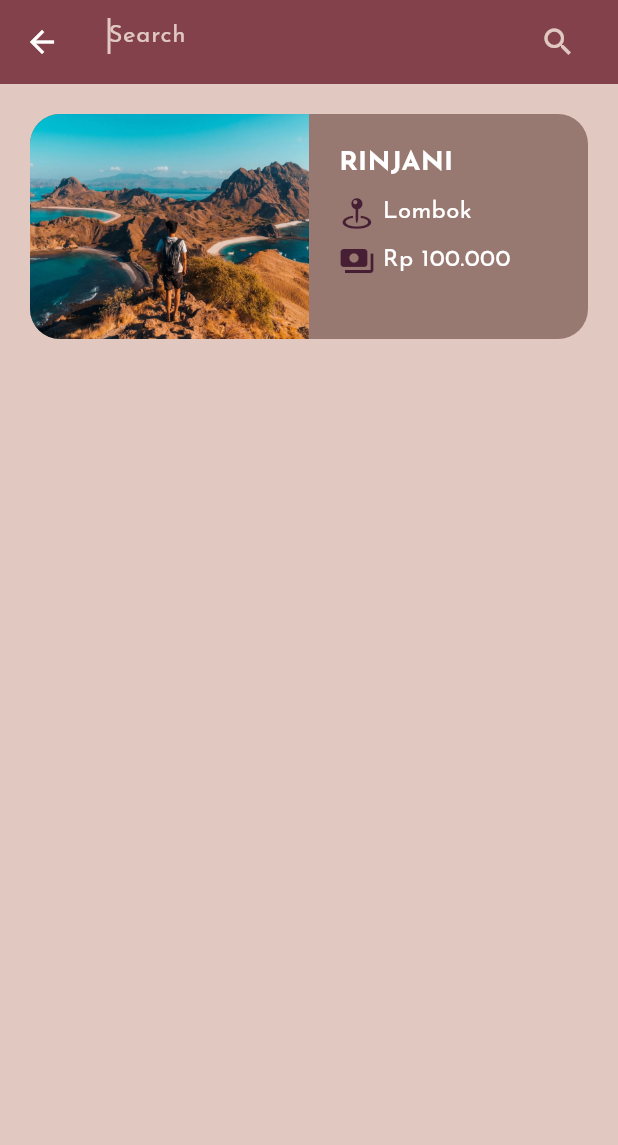
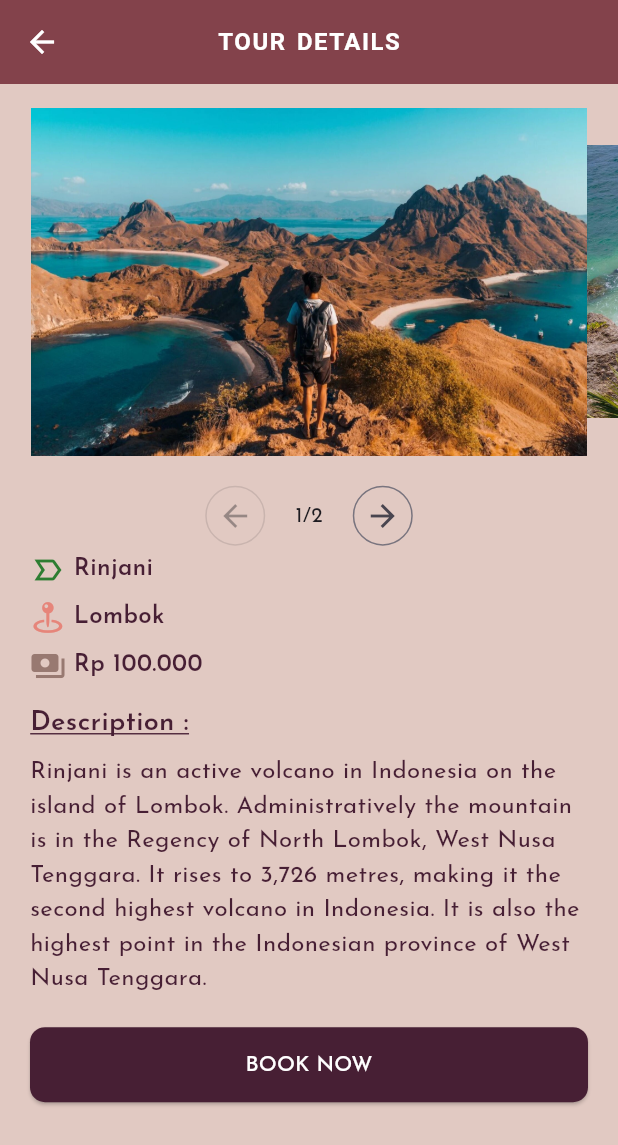
Before and after one commit to memoowi/vacay-tix-app, a Flutter app: the DiscoverScreen screen opened by its route, after a tap on "RINJANI", on a phone screen of 412 x 824 dp. Shown: the top 1145 px of the screen. Run offline on Flutter 3.47's test engine with Material 3 defaults, Android fonts, the phone set to English and light mode, and no system bars; drawn by our look-alikes of carousel_slider; our stand-ins replace qr_flutter.

Commit message:
feat: tour details and remove until route

```diff
--- a/lib/main.dart
+++ b/lib/main.dart
@@ -7,6 +7,7 @@
 import 'package:vacay_tix/screen/paid_screen.dart';
 import 'package:vacay_tix/screen/qr_code_view_screen.dart';
 import 'package:vacay_tix/screen/ticket_details_screen.dart';
+import 'package:vacay_tix/screen/tour_details_screen.dart';
 import 'package:vacay_tix/screen/tours_screen.dart';
 import 'package:vacay_tix/utils/custom_colors.dart';
 
@@ -47,6 +48,7 @@
         '/get_qr': (context) => PaidScreen(),
         '/details': (context) => TicketDetailsScreen(),
         '/qr_code_view': (context) => QRCodeViewScreen(),
+        '/tour_details': (context) => TourDetailsScreen(),
       },
       home: HomeScreen(),
     );
--- a/lib/screen/discover_screen.dart
+++ b/lib/screen/discover_screen.dart
@@ -29,7 +29,9 @@ class DiscoverScreen extends StatelessWidget {
           child: Column(
             children: [
               InkWell(
-                onTap: () {},
+                onTap: () {
+                  Navigator.pushNamed(context, '/tour_details');
+                },
                 child: Container(
                   decoration: BoxDecoration(
                     color: CustomColors.chestnut,
--- /dev/null
+++ b/lib/screen/tour_details_screen.dart
@@ -0,0 +1,217 @@
+import 'package:carousel_slider/carousel_slider.dart';
+import 'package:flutter/cupertino.dart';
+import 'package:flutter/material.dart';
+import 'package:vacay_tix/utils/custom_colors.dart';
+import 'package:vacay_tix/widgets/custom_filled_button.dart';
+import 'package:vacay_tix/widgets/custom_modal_bottom.dart';
+
+class TourDetailsScreen extends StatefulWidget {
+  TourDetailsScreen({super.key});
+
+  @override
+  State<TourDetailsScreen> createState() => _TourDetailsScreenState();
+}
+
+class _TourDetailsScreenState extends State<TourDetailsScreen> {
+  int indexListPage = 0;
+
+  final CarouselController buttonCarouselController = CarouselController();
+
+  final List<Widget> items = [
+    Container(
+      decoration: BoxDecoration(
+        image: DecorationImage(
+          image: AssetImage('assets/images/login.jpg'),
+          fit: BoxFit.cover,
+        ),
+      ),
+    ),
+    Container(
+      decoration: BoxDecoration(
+        image: DecorationImage(
+          image: AssetImage('assets/images/register.jpg'),
+          fit: BoxFit.cover,
+        ),
+      ),
+    ),
+  ];
+
+  @override
+  Widget build(BuildContext context) {
+    return Scaffold(
+      appBar: AppBar(
+        title: Text('Tour Details'.toUpperCase()),
+        centerTitle: true,
+      ),
+      body: SingleChildScrollView(
+        child: Column(
+          children: [
+            SizedBox(height: 16),
+            CarouselSlider(
+              items: items,
+              carouselController: buttonCarouselController,
+              options: CarouselOptions(
+                viewportFraction: 0.9,
+                enlargeCenterPage: true,
+                enlargeStrategy: CenterPageEnlargeStrategy.zoom,
+                enlargeFactor: 0.4,
+                enableInfiniteScroll: false,
+                onPageChanged: (index, reason) {
+                  setState(() {
+                    indexListPage = index;
+                  });
+                },
+              ),
+            ),
+            SizedBox(height: 16),
+            Row(
+              mainAxisAlignment: MainAxisAlignment.center,
+              children: [
+                IconButton.outlined(
+                  onPressed: indexListPage == 0
+                      ? null
+                      : () {
+                          buttonCarouselController.previousPage();
+                          setState(() {
+                            indexListPage--;
+                          });
+                        },
+                  icon: Icon(Icons.arrow_back),
+                ),
+                SizedBox(width: 16),
+                Text('${indexListPage + 1}/${items.length}'),
+                SizedBox(width: 16),
+                IconButton.outlined(
+                  onPressed: indexListPage == items.length - 1
+                      ? null
+                      : () {
+                          buttonCarouselController.nextPage();
+                          setState(() {
+                            indexListPage++;
+                          });
+                        },
+                  icon: Icon(Icons.arrow_forward),
+                ),
+              ],
+            ),
+            Container(
+              width: double.infinity,
+              padding: EdgeInsets.symmetric(horizontal: 20),
+              child: Column(
+                crossAxisAlignment: CrossAxisAlignment.start,
+                children: [
+                  Row(
+                    children: [
+                      Icon(
+                        Icons.label_important_outline,
+                        color: Colors.green.shade800,
+                      ),
+                      SizedBox(width: 5),
+                      Expanded(
+                        child: Text(
+                          'Rinjani',
+                          style: TextStyle(
+                            color: CustomColors.mulberry,
+                            fontSize: 16,
+                            fontWeight: FontWeight.w600,
+                          ),
+                          maxLines: 1,
+                          overflow: TextOverflow.ellipsis,
+                        ),
+                      ),
+                    ],
+                  ),
+                  SizedBox(height: 8),
+                  Row(
+                    children: [
+                      Icon(
+                        CupertinoIcons.map_pin_ellipse,
+                        color: CustomColors.coral,
+                      ),
+                      SizedBox(width: 5),
+                      Expanded(
+                        child: Text(
+                          'Lombok',
+                          style: TextStyle(
+                            color: CustomColors.mulberry,
+                            fontSize: 16,
+                            fontWeight: FontWeight.w600,
+                          ),
+                          maxLines: 1,
+                          overflow: TextOverflow.ellipsis,
+                        ),
+                      ),
+                    ],
+                  ),
+                  SizedBox(height: 8),
+                  Row(
+                    children: [
+                      Icon(
+                        Icons.payments,
+                        color: CustomColors.chestnut,
+                      ),
+                      SizedBox(width: 5),
+                      Expanded(
+                        child: Text(
+                          'Rp 100.000',
+                          style: TextStyle(
+                            color: CustomColors.mulberry,
+                            fontSize: 16,
+                            fontWeight: FontWeight.w600,
+                          ),
+                          maxLines: 1,
+                          overflow: TextOverflow.ellipsis,
+                        ),
+                      ),
+                    ],
+                  ),
+                  SizedBox(height: 14),
+                  Text(
+                    'Description :',
+                    style: TextStyle(
+                      color: CustomColors.mulberry,
+                      fontSize: 18,
+                      fontWeight: FontWeight.w600,
+                      decoration: TextDecoration.underline,
+                      decorationColor: CustomColors.mulberry,
+                    ),
+                  ),
+                  SizedBox(height: 8),
+                  Text(
+                    'Rinjani is an active volcano in Indonesia on the island of Lombok. Administratively the mountain is in the Regency of North Lombok, West Nusa Tenggara. It rises to 3,726 metres, making it the second highest volcano in Indonesia. It is also the highest point in the Indonesian province of West Nusa Tenggara.',
+                    style: TextStyle(
+                      color: CustomColors.mulberry,
+                      fontSize: 16,
+                    ),
+                  ),
+                  SizedBox(height: 20),
+                  CustomFilledButton(
+                    onPressed: () {
+                      showModalBottomSheet(
+                        context: context,
+                        showDragHandle: true,
+                        backgroundColor: CustomColors.eggshell,
+                        clipBehavior: Clip.hardEdge,
+                        constraints: BoxConstraints(
+                          minWidth: double.infinity,
+                        ),
+                        builder: (context) {
+                          return CustomModalBottom(
+                            tour_id: 1,
+                            tour_name: 'Rinjani',
+                            tour_price: 25000,
+                          );
+                        },
+                      );
+                    },
+                    label: 'Book Now',
+                  ),
+                ],
+              ),
+            ),
+          ],
+        ),
+      ),
+    );
+  }
+}
--- a/lib/screen/tours_screen.dart
+++ b/lib/screen/tours_screen.dart
@@ -18,7 +18,9 @@ class ToursScreen extends StatelessWidget {
           child: Column(
             children: [
               InkWell(
-                onTap: () {},
+                onTap: () {
+                  Navigator.pushNamed(context, '/tour_details');
+                },
                 child: Container(
                   decoration: BoxDecoration(
                     color: CustomColors.chestnut,
--- a/lib/widgets/custom_filled_button.dart
+++ b/lib/widgets/custom_filled_button.dart
@@ -1,4 +1,3 @@
-
 import 'package:flutter/material.dart';
 import 'package:vacay_tix/utils/custom_colors.dart';
 
--- a/pubspec.yaml
+++ b/pubspec.yaml
@@ -40,6 +40,7 @@ dependencies:
   flutter_bloc: ^8.1.4
   animated_snack_bar: ^0.4.0
   qr_flutter: ^4.1.0
+  carousel_slider: ^4.2.1
 
 dev_dependencies:
   flutter_test:
```
Also changed, not shown: lib/screen/ticket_details_screen.dart (+11 -1 lines), lib/widgets/custom_modal_bottom.dart (added, +161 -0 lines), pubspec.lock.
